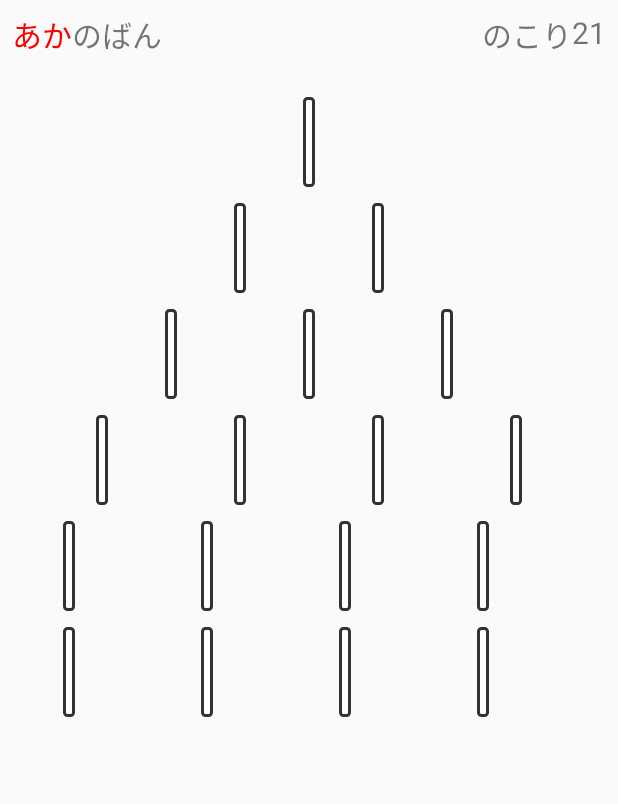
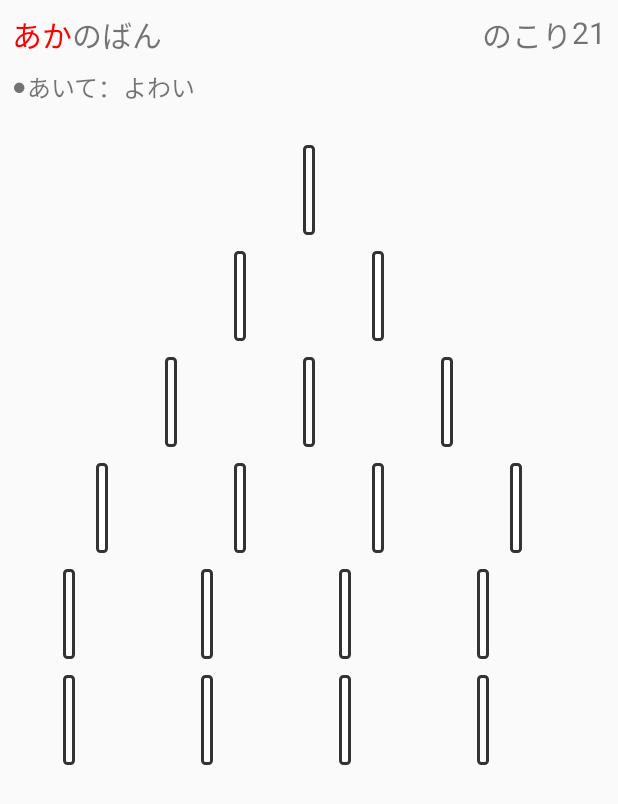
Before and after one commit to prd-xxx/LastOne_android, an Android app: the screen it shows after launch (GameActivity), after a tap on an icon or button, on a phone screen of 412 x 824 dp. Shown: the top 804 px of the screen. Run offline under Robolectric (Android 15) with nearby library versions, the phone set to English and light mode, and no system bars.

Commit message:
SettingActivity を作り、comのレベルを「よわい」「ふつう」から選べるようにした

```diff
--- a/app/build.gradle
+++ b/app/build.gradle
@@ -21,6 +21,8 @@ android {
 
 dependencies {
     implementation fileTree(dir: 'libs', include: ['*.jar'])
+    implementation 'androidx.preference:preference:1.1.1'
+    implementation 'com.google.android.material:material:1.3.0'
     androidTestImplementation('androidx.test.espresso:espresso-core:3.1.0', {
         exclude group: 'com.android.support', module: 'support-annotations'
     })
--- a/app/src/main/AndroidManifest.xml
+++ b/app/src/main/AndroidManifest.xml
@@ -8,6 +8,9 @@
         android:label="@string/app_title"
         android:supportsRtl="true"
         android:theme="@style/AppTheme">
+        <activity
+            android:name=".SettingsActivity"
+            android:exported="true" />
         <activity android:name=".TopActivity">
             <intent-filter>
                 <action android:name="android.intent.action.MAIN" />
@@ -18,7 +21,7 @@
         <activity
             android:name=".GameActivity"
             android:exported="true"
-            android:noHistory="true"/>
+            android:noHistory="true" />
     </application>
 
 </manifest>
--- a/app/src/main/java/xxx/prd/lastone/GameActivity.java
+++ b/app/src/main/java/xxx/prd/lastone/GameActivity.java
@@ -1,5 +1,6 @@
 package xxx.prd.lastone;
 
+import static xxx.prd.lastone.model.ComPlayer.PREF_KEY;
 import static xxx.prd.lastone.model.Game.ROW_NUM;
 
 import android.app.Activity;
@@ -7,6 +8,7 @@ import android.app.AlertDialog;
 import android.content.Context;
 import android.content.DialogInterface;
 import android.content.Intent;
+import android.content.SharedPreferences;
 import android.graphics.Color;
 import android.os.Bundle;
 import android.os.Handler;
@@ -19,13 +21,15 @@ import android.widget.ProgressBar;
 import android.widget.TextView;
 import android.widget.Toast;
 
+import androidx.preference.PreferenceManager;
+
 import java.util.ArrayList;
 import java.util.List;
 
+import xxx.prd.lastone.model.ComPlayer;
 import xxx.prd.lastone.model.Game;
 import xxx.prd.lastone.model.IComPlayer;
 import xxx.prd.lastone.model.Operation;
-import xxx.prd.lastone.model.ParityPoorPlayer;
 import xxx.prd.lastone.view.Line;
 import xxx.prd.lastone.view.PaintView;
 import xxx.prd.lastone.view.Pin;
@@ -55,7 +59,20 @@ public class GameActivity extends Activity {
 
         mMode = getIntent().getIntExtra(INTENT_EXTRA_MODE, MODE_TWO_PLAYERS);
         if(mMode == MODE_ONE_PLAYER) {
-            mComPlayer = new ParityPoorPlayer();//RandomPlayer();
+            SharedPreferences pref = PreferenceManager.getDefaultSharedPreferences(this);
+            String level = pref.getString(PREF_KEY, ComPlayer.defaultComPlayer().getPrefValue());
+            ComPlayer comPlayer = ComPlayer.findByPrefValue(level);
+            try {
+                mComPlayer = comPlayer.getComPlayerClass().newInstance();
+            } catch (IllegalAccessException | InstantiationException e) {
+                e.printStackTrace();
+            }
+            TextView comLevel = (TextView) findViewById(R.id.opponent_level);
+            comLevel.setText(getString(comPlayer.getNameId()));
+            Log.d("com player", comPlayer.toString());
+        } else {
+            findViewById(R.id.opponent_color).setVisibility(View.INVISIBLE);
+            findViewById(R.id.opponent).setVisibility(View.INVISIBLE);
         }
         mHandler = new Handler();
         mProgressBar = (ProgressBar) findViewById(R.id.progressbar);
@@ -202,13 +219,16 @@ public class GameActivity extends Activity {
 
     private void showTurnSelectDialog() {
         DialogInterface.OnClickListener dialogClickListener = (dialog, which) -> {
+            TextView opponentColor = (TextView) findViewById(R.id.opponent_color);
             switch (which){
                 case DialogInterface.BUTTON_POSITIVE:
                     mAreYouFirst = false;
+                    opponentColor.setTextColor(Color.RED);
                     operateComTurn();
                     break;
                 case DialogInterface.BUTTON_NEGATIVE:
                     mAreYouFirst = true;
+                    opponentColor.setTextColor(Color.BLUE);
                     TextView whoseTurn = (TextView) findViewById(R.id.whose_turn);
                     whoseTurn.setText(R.string.you);
                     whoseTurn.invalidate();
--- a/app/src/main/java/xxx/prd/lastone/TopActivity.java
+++ b/app/src/main/java/xxx/prd/lastone/TopActivity.java
@@ -9,7 +9,6 @@ import android.content.Intent;
 import android.content.pm.PackageInfo;
 import android.content.pm.PackageManager;
 import android.os.Bundle;
-import android.view.View;
 import android.widget.TextView;
 
 public class TopActivity extends Activity {
@@ -29,6 +28,10 @@ public class TopActivity extends Activity {
             intent.putExtra(INTENT_EXTRA_MODE, MODE_TWO_PLAYERS);
             startActivity(intent);
         });
+        findViewById(R.id.settings_button).setOnClickListener(view -> {
+            Intent intent = new Intent(TopActivity.this, SettingsActivity.class);
+            startActivity(intent);
+        });
 
         TextView versionName = (TextView) findViewById(R.id.version_name);
         try {
--- /dev/null
+++ b/app/src/main/java/xxx/prd/lastone/model/ComPlayer.java
@@ -0,0 +1,37 @@
+package xxx.prd.lastone.model;
+
+
+import xxx.prd.lastone.R;
+
+public enum ComPlayer {
+    WEAK("weak", ParityPoorPlayer.class, R.string.com_level_weak),
+    NORMAL("normal", ParityWellPlayer.class, R.string.com_level_normal);
+
+    private final String mPrefValue;
+    private final Class<? extends IComPlayer> mComPlayerClass;
+    private final int mNameId;
+    public static final String PREF_KEY = "com_level";
+    ComPlayer(String prefValue, Class<? extends IComPlayer> comPlayerClass, int nameId) {
+        mPrefValue = prefValue;
+        mComPlayerClass = comPlayerClass;
+        mNameId = nameId;
+    }
+    public String getPrefValue() {
+        return mPrefValue;
+    }
+    public Class<? extends IComPlayer> getComPlayerClass() {
+        return mComPlayerClass;
+    }
+    public int getNameId() {
+        return mNameId;
+    }
+    public static ComPlayer findByPrefValue(String prefValue) {
+        for(ComPlayer comPlayer: ComPlayer.values()) {
+            if(comPlayer.mPrefValue.equals(prefValue)) return comPlayer;
+        }
+        return defaultComPlayer();
+    }
+    public static ComPlayer defaultComPlayer() {
+        return WEAK;
+    }
+}
--- a/app/src/main/res/layout/activity_game.xml
+++ b/app/src/main/res/layout/activity_game.xml
@@ -48,11 +48,42 @@
         android:textSize="20sp"
         />
 
+    <TextView
+        android:id="@+id/opponent_color"
+        android:layout_width="wrap_content"
+        android:layout_height="wrap_content"
+        app:layout_constraintTop_toBottomOf="@id/whose_turn"
+        app:layout_constraintStart_toStartOf="parent"
+        android:layout_marginTop="8dp"
+        android:layout_marginStart="8dp"
+        android:text="@string/opponent_color_sign"
+        android:textSize="16sp"
+        />
+    <TextView
+        android:id="@+id/opponent"
+        android:layout_width="wrap_content"
+        android:layout_height="wrap_content"
+        app:layout_constraintTop_toBottomOf="@id/whose_turn"
+        app:layout_constraintStart_toEndOf="@id/opponent_color"
+        android:layout_marginTop="8dp"
+        android:text="@string/opppnent"
+        android:textSize="16sp"
+        />
+    <TextView
+        android:id="@+id/opponent_level"
+        android:layout_width="wrap_content"
+        android:layout_height="wrap_content"
+        app:layout_constraintTop_toBottomOf="@id/whose_turn"
+        app:layout_constraintStart_toEndOf="@id/opponent"
+        android:layout_marginTop="8dp"
+        android:textSize="16sp"
+        />
+
     <FrameLayout
         android:layout_width="match_parent"
         android:layout_height="wrap_content"
         android:layout_marginTop="16dp"
-        app:layout_constraintTop_toBottomOf="@id/whose_turn">
+        app:layout_constraintTop_toBottomOf="@id/opponent">
         <LinearLayout
             android:id="@+id/game_linearlayout"
             android:layout_width="match_parent"
--- a/app/src/main/res/values/strings.xml
+++ b/app/src/main/res/values/strings.xml
@@ -12,10 +12,16 @@
     <string name="first">せんこう</string>
     <string name="second">こうこう</string>
     <string name="remain">のこり</string>
+    <string name="opponent_color_sign">●</string>
+    <string name="opppnent">あいて：</string>
     <string name="toast_cant_draw">そのけしかたは　できません！</string>
     <string name="wins">のかち！</string>
     <string name="you_win">あなたのかち！</string>
     <string name="you_lose">あなたのまけ…</string>
     <string name="retry">もういちど</string>
     <string name="quit">やめる</string>
+    <string name="settings">せってい</string>
+    <string name="com_level">あいての　つよさ</string>
+    <string name="com_level_weak">よわい</string>
+    <string name="com_level_normal">ふつう</string>
 </resources>
```
Also changed, not shown: app/src/main/java/xxx/prd/lastone/SettingsActivity.java (added, +33 -0 lines), app/src/main/res/drawable/ic_baseline_settings_24.xml (added, +10 -0 lines), app/src/main/res/layout/activity_top.xml (+10 -0 lines), app/src/main/res/layout/settings_activity.xml (added, +18 -0 lines), app/src/main/res/values/arrays.xml (added, +11 -0 lines), app/src/main/res/xml/root_preferences.xml (added, +15 -0 lines).
